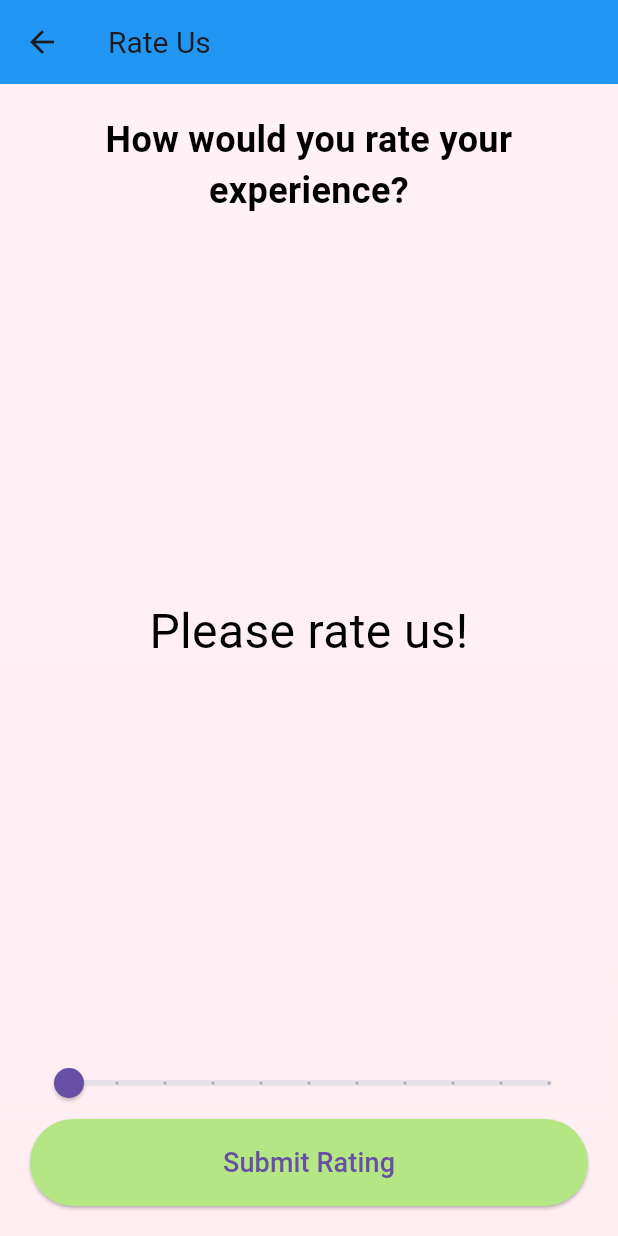
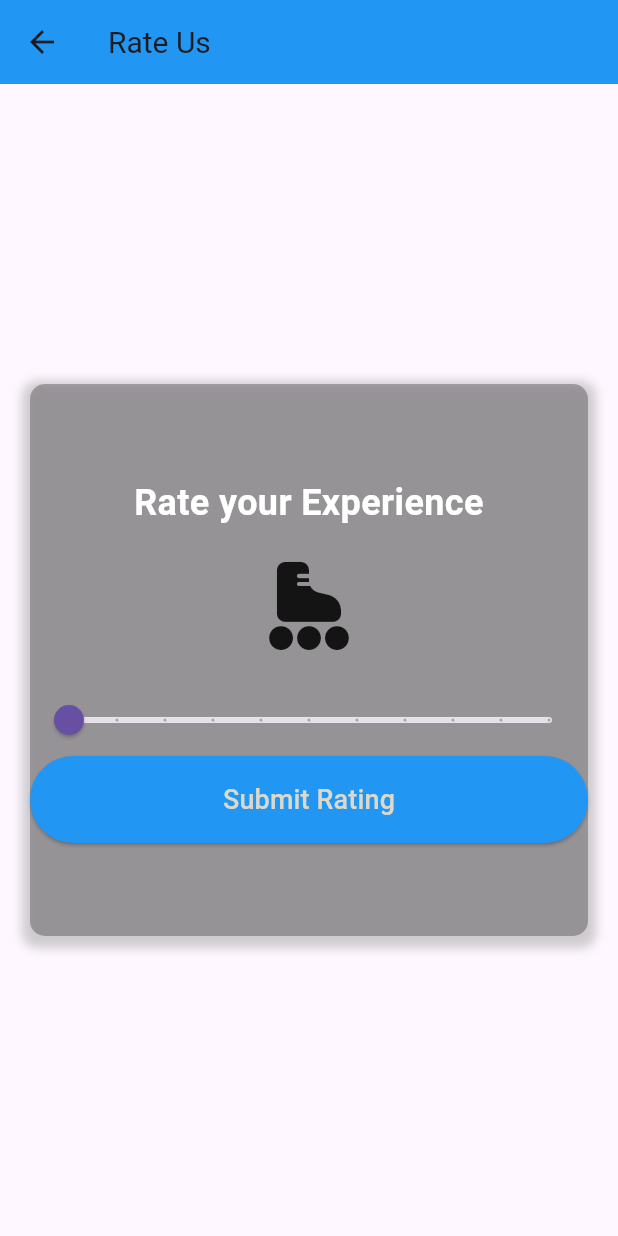
Before and after one commit to mohit-work/aqua, a Flutter app: the RatePage screen opened directly, on a phone screen of 412 x 824 dp. Run offline on Flutter 3.47's test engine with Material 3 defaults, Android fonts, the phone set to English and light mode, and no system bars; our stand-ins replace firebase_core, fl_chart; accounts and stored records are empty.

Commit message:
"UI changes"

```diff
--- a/lib/rate.dart
+++ b/lib/rate.dart
@@ -1,6 +1,8 @@
 import 'package:flutter/material.dart';
 
 class RatePage extends StatefulWidget {
+  const RatePage({Key? key}) : super(key: key);
+
   @override
   _RatePageState createState() => _RatePageState();
 }
@@ -9,66 +11,74 @@ class _RatePageState extends State<RatePage> {
   double _rating = 0.0;
   bool _isSubmitting = false;
 
+  Color getButtonColor(double rating) {
+    if(rating==0){
+      return Colors.blue;
+    }
+    else{
+      if(rating<2){
+        return Colors.red;
+      }
+      else if(rating<4){
+        return Colors.yellow;
+      }
+      else if(rating<5){
+        return Colors.green;
+      }
+      else {
+        return Colors.blue;
+      }
+    }
+  }
+
   @override
   Widget build(BuildContext context) {
-    Color backgroundColor;
-    if (_rating >= 4) {
-      backgroundColor = Colors.green.shade50;
-    } else if (_rating >= 2) {
-      backgroundColor = Colors.amber.shade50;
-    } else {
-      backgroundColor = Colors.red.shade50;
-    }
-
     return Scaffold(
       appBar: AppBar(
-        title: Text('Rate Us'),
         backgroundColor: Colors.blue,
+        title: const Text('Rate Us'),
       ),
-      body: Container(
+      body: Padding(
+        padding: const EdgeInsets.only(bottom: 200,top:200,left: 20,right: 20),
+        child: Container(
           decoration: BoxDecoration(
-          gradient: LinearGradient(
-            begin: Alignment.topCenter,
-            end: Alignment.bottomCenter,
-            colors: [
-              backgroundColor.withOpacity(0.5),
-              backgroundColor.withOpacity(0.8),
+                    color: Color.fromARGB(71, 5, 5, 5),
+                    borderRadius: BorderRadius.circular(10),
+                    boxShadow: [
+                      BoxShadow(
+                        color: Colors.grey.withOpacity(0.5),
+                        spreadRadius: 5,
+                        blurRadius: 5,
+                        offset: Offset(0, 3),
+                      ),
                     ],
                   ),
-        ),
-        child: Padding(
-          padding: const EdgeInsets.all(20.0),
             child: Column(
               mainAxisAlignment: MainAxisAlignment.center,
               crossAxisAlignment: CrossAxisAlignment.stretch,
               children: [
-              Expanded(
-                child: Column(
-                  mainAxisAlignment: MainAxisAlignment.center,
-                  children: [
-                    Text(
-                      'How would you rate your experience?',
+                const Text(
+                  'Rate your Experience',
                   style: TextStyle(
                     fontSize: 24,
                     fontWeight: FontWeight.bold,
-                        color: Colors.black,
+                    color: Colors.white, // Light text color
                   ),
                   textAlign: TextAlign.center,
                 ),
                 SizedBox(height: 20),
-                    Expanded(
+                Container(
+
                   child: Center(
                     child: AnimatedSwitcher(
-                          duration: Duration(milliseconds: 500),
+                      duration: const Duration(milliseconds: 500),
                       child: _rating == 0
-                              ? Text(
-                                  'Please rate us!',
-                                  key: ValueKey('rate_text'),
-                                  style: TextStyle(
-                                    fontSize: 32,
-                                    color: Colors.black,
-                                  ),
-                                  textAlign: TextAlign.center,
+                          ? Icon(Icons.roller_skating_rounded,size: 64,)
+                            : _rating==5 ?
+                            Icon(
+                                  Icons.sentiment_very_satisfied_rounded,
+                                  size: 64,
+                                  color: Colors.blue,
                                 )
                           : _rating >= 4
                               ? Icon(
@@ -103,22 +113,19 @@ class _RatePageState extends State<RatePage> {
                     });
                   },
                 ),
-                  ],
-                ),
-              ),
                 ElevatedButton(
                   onPressed: _isSubmitting ? null : _submitRating,
                   style: ElevatedButton.styleFrom(
-                  padding: EdgeInsets.symmetric(vertical: 16),
-                  backgroundColor: Color.fromARGB(255, 180, 230, 131),
+                    padding: const EdgeInsets.symmetric(vertical: 16),
+                    backgroundColor: getButtonColor(_rating),
                   ),
                   child: _isSubmitting
-                    ? CircularProgressIndicator(
+                      ? const CircularProgressIndicator(
                           valueColor: AlwaysStoppedAnimation<Color>(Colors.white),
                         )
-                    : Text(
+                      : const Text(
                           'Submit Rating',
-                        style: TextStyle(fontSize: 18),
+                          style: TextStyle(fontSize: 18, color: Color.fromARGB(255, 221, 216, 202)),
                         ),
                 ),
               ],
@@ -134,7 +141,7 @@ class _RatePageState extends State<RatePage> {
     });
 
     // Simulate rating submission with a delay
-    Future.delayed(Duration(seconds: 2), () {
+    Future.delayed(const Duration(seconds: 2), () {
       print('User rated: $_rating');
 
       setState(() {
@@ -146,15 +153,15 @@ class _RatePageState extends State<RatePage> {
         context: context,
         builder: (BuildContext context) {
           return AlertDialog(
-            title: Text('Rating Submitted'),
-            content: Text('Thank you for your feedback!'),
+            title: const Text('Rating Submitted'),
+            content: const Text('Thank you for your feedback!'),
             actions: <Widget>[
               TextButton(
                 onPressed: () {
                   Navigator.of(context).pop();
                   Navigator.of(context).pop();
                 },
-                child: Text('OK'),
+                child: const Text('OK'),
               ),
             ],
           );
```
Also changed, not shown: lib/feedback.dart (+39 -10 lines), lib/main.dart (+8 -7 lines). Lines whose indentation alone changed are shown as unchanged.
